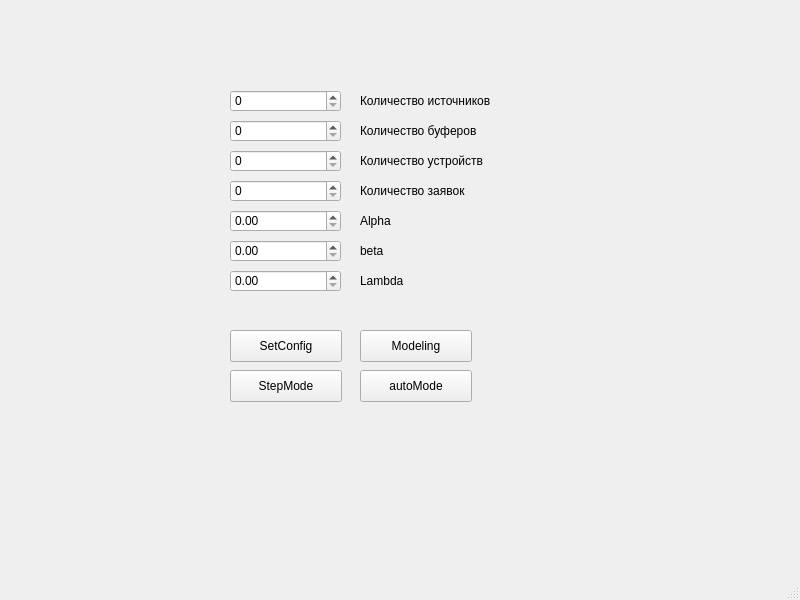
Qt form mainwindow.ui (ldkars/CMO9) before a commit.
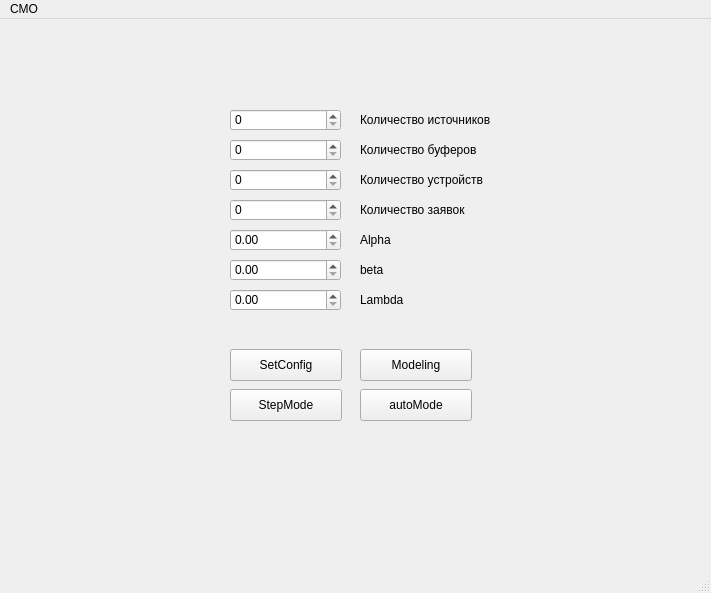
The same form after that commit.

The edit to the form file:
```diff
--- a/mainwindow.ui
+++ b/mainwindow.ui
@@ -6,8 +6,8 @@
    <rect>
     <x>0</x>
     <y>0</y>
-    <width>800</width>
-    <height>600</height>
+    <width>711</width>
+    <height>593</height>
    </rect>
   </property>
   <property name="windowTitle">
@@ -251,10 +251,16 @@
     <rect>
      <x>0</x>
      <y>0</y>
-     <width>800</width>
-     <height>22</height>
+     <width>711</width>
+     <height>21</height>
     </rect>
    </property>
+   <widget class="QMenu" name="menuCMO">
+    <property name="title">
+     <string>CMO</string>
+    </property>
+   </widget>
+   <addaction name="menuCMO"/>
   </widget>
   <widget class="QStatusBar" name="statusbar"/>
  </widget>
```
